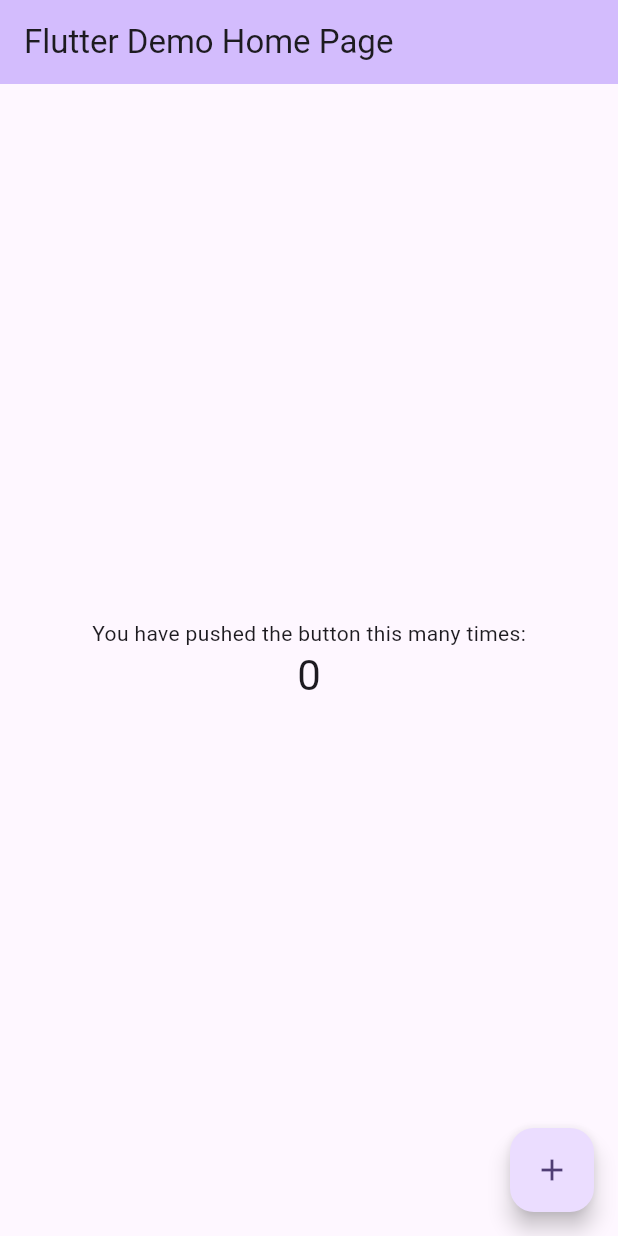
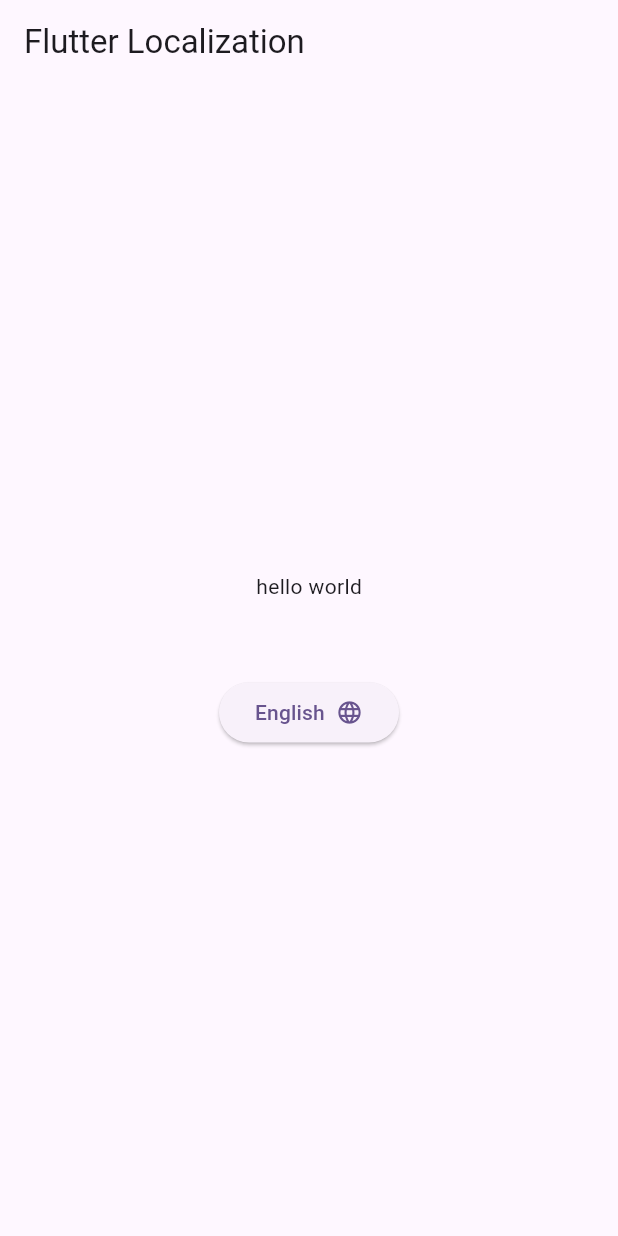
Before and after one commit to Abdallah1719/localization, a Flutter app: the screen it shows after launch, on a phone screen of 412 x 824 dp. Run offline on Flutter 3.47's test engine with Material 3 defaults, Android fonts, the phone set to English and light mode, and no system bars.

Commit message:
add ui home page

```diff
--- a/lib/main.dart
+++ b/lib/main.dart
@@ -39,93 +39,37 @@ class MyApp extends StatelessWidget {
         // tested with just a hot reload.
         colorScheme: ColorScheme.fromSeed(seedColor: Colors.deepPurple),
       ),
-      home: const MyHomePage(title: 'Flutter Demo Home Page'),
+      home: const HomePage(),
     );
   }
 }
 
-class MyHomePage extends StatefulWidget {
-  const MyHomePage({super.key, required this.title});
-
-  // This widget is the home page of your application. It is stateful, meaning
-  // that it has a State object (defined below) that contains fields that affect
-  // how it looks.
-
-  // This class is the configuration for the state. It holds the values (in this
-  // case the title) provided by the parent (in this case the App widget) and
-  // used by the build method of the State. Fields in a Widget subclass are
-  // always marked "final".
-
-  final String title;
-
-  @override
-  State<MyHomePage> createState() => _MyHomePageState();
-}
-
-class _MyHomePageState extends State<MyHomePage> {
-  int _counter = 0;
-
-  void _incrementCounter() {
-    setState(() {
-      // This call to setState tells the Flutter framework that something has
-      // changed in this State, which causes it to rerun the build method below
-      // so that the display can reflect the updated values. If we changed
-      // _counter without calling setState(), then the build method would not be
-      // called again, and so nothing would appear to happen.
-      _counter++;
-    });
-  }
+class HomePage extends StatelessWidget {
+  const HomePage({super.key});
 
   @override
   Widget build(BuildContext context) {
-    // This method is rerun every time setState is called, for instance as done
-    // by the _incrementCounter method above.
-    //
-    // The Flutter framework has been optimized to make rerunning build methods
-    // fast, so that you can just rebuild anything that needs updating rather
-    // than having to individually change instances of widgets.
     return Scaffold(
-      appBar: AppBar(
-        // TRY THIS: Try changing the color here to a specific color (to
-        // Colors.amber, perhaps?) and trigger a hot reload to see the AppBar
-        // change color while the other colors stay the same.
-        backgroundColor: Theme.of(context).colorScheme.inversePrimary,
-        // Here we take the value from the MyHomePage object that was created by
-        // the App.build method, and use it to set our appbar title.
-        title: Text(widget.title),
-      ),
+      appBar: AppBar(title: Text('Flutter Localization')),
       body: Center(
-        // Center is a layout widget. It takes a single child and positions it
-        // in the middle of the parent.
         child: Column(
-          // Column is also a layout widget. It takes a list of children and
-          // arranges them vertically. By default, it sizes itself to fit its
-          // children horizontally, and tries to be as tall as its parent.
-          //
-          // Column has various properties to control how it sizes itself and
-          // how it positions its children. Here we use mainAxisAlignment to
-          // center the children vertically; the main axis here is the vertical
-          // axis because Columns are vertical (the cross axis would be
-          // horizontal).
-          //
-          // TRY THIS: Invoke "debug painting" (choose the "Toggle Debug Paint"
-          // action in the IDE, or press "p" in the console), to see the
-          // wireframe for each widget.
           mainAxisAlignment: MainAxisAlignment.center,
-          children: <Widget>[
-            const Text('You have pushed the button this many times:'),
-            Text(
-              '$_counter',
-              style: Theme.of(context).textTheme.headlineMedium,
+          children: [
+            Text('hello world'),
+            SizedBox(height: 50),
+            SizedBox(
+              width: 120,
+              child: ElevatedButton(
+                onPressed: () {},
+                child: Row(
+                  mainAxisAlignment: MainAxisAlignment.spaceBetween,
+                  children: [Text('English'), Icon(Icons.language)],
+                ),
+              ),
             ),
           ],
         ),
       ),
-      floatingActionButton: FloatingActionButton(
-        onPressed: _incrementCounter,
-        tooltip: 'Increment',
-        child: const Icon(Icons.add),
-      ), // This trailing comma makes auto-formatting nicer for build methods.
     );
   }
 }
```
